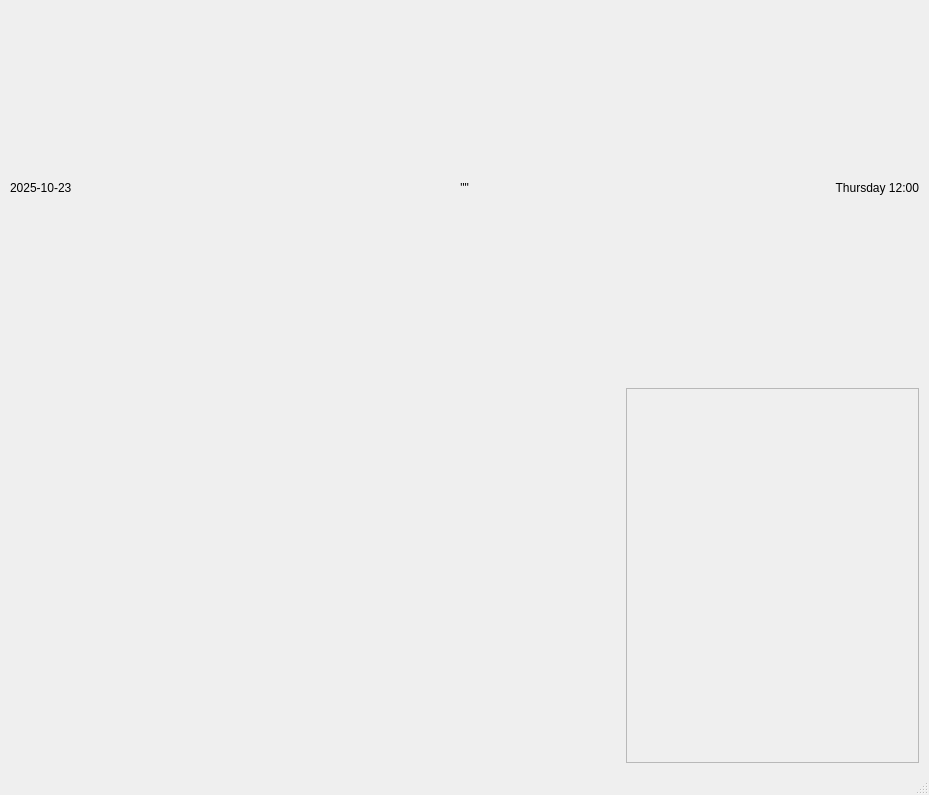
Above: Project/ui/main_window.ui from Selvam-T/POS before the change. Below: the same form after it.
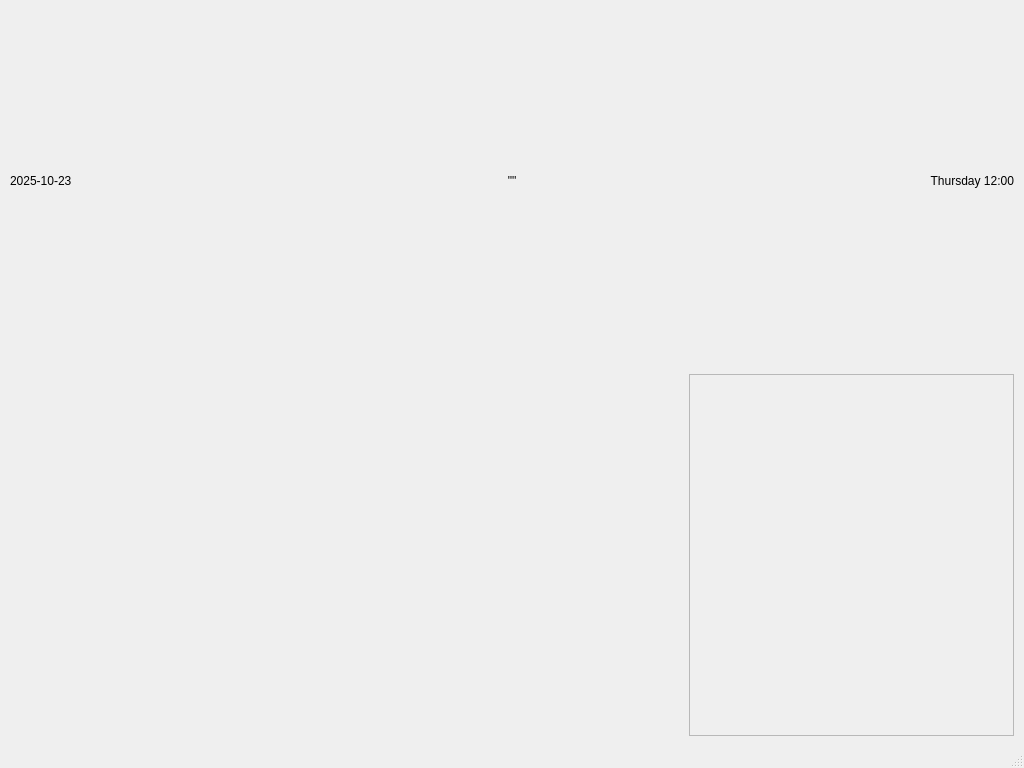
That is the form after the change.

```diff
--- a/Project/ui/main_window.ui
+++ b/Project/ui/main_window.ui
@@ -6,8 +6,8 @@
    <rect>
     <x>0</x>
     <y>0</y>
-    <width>929</width>
-    <height>795</height>
+    <width>1024</width>
+    <height>768</height>
    </rect>
   </property>
   <property name="windowTitle">
```
